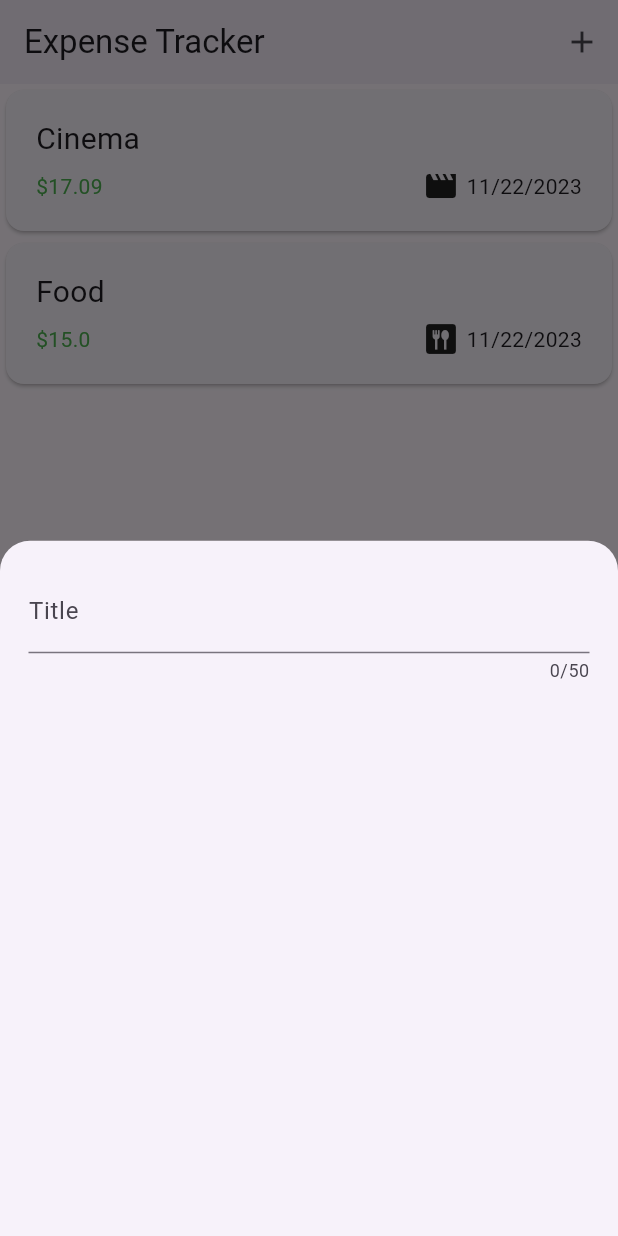
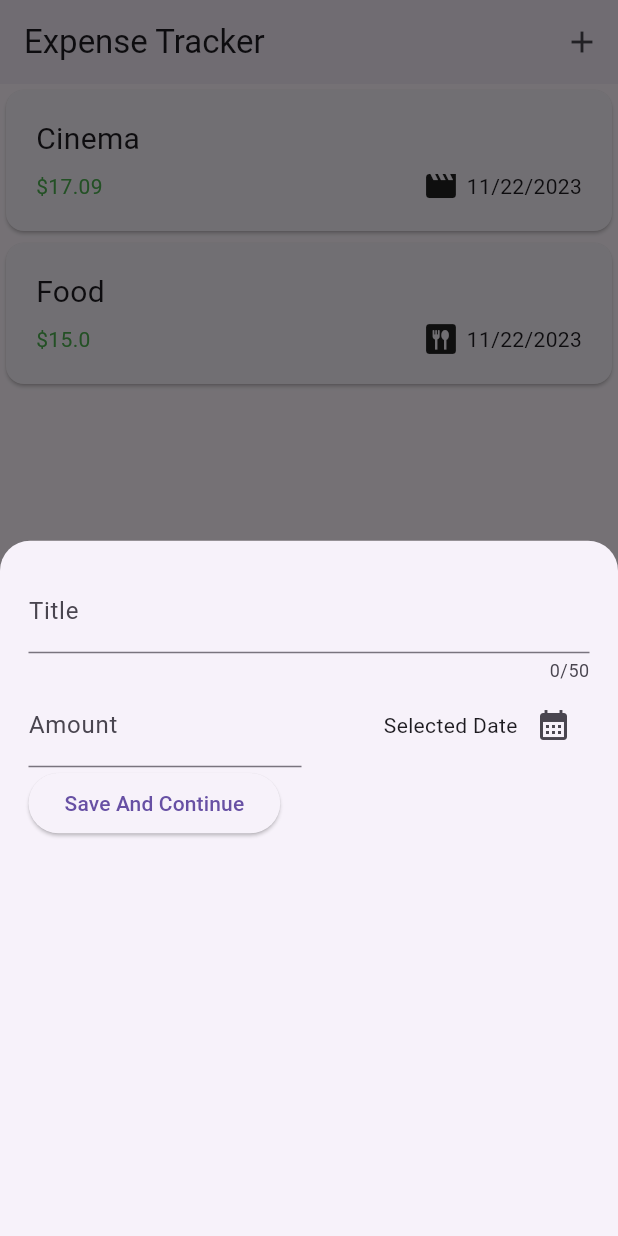
Before and after one commit to IllTushar/expense_tracker, a Flutter app: the screen it shows after launch, after a tap on the "add" icon, on a phone screen of 412 x 824 dp. Run offline on Flutter 3.47's test engine with Material 3 defaults, Android fonts, the phone set to English and light mode, and no system bars; our stand-ins replace google_fonts; Roboto replaces fonts that are missing (Abel).

Commit message:
23.11.23x1

```diff
--- a/lib/bottomSheet/bottomSheetDialog.dart
+++ b/lib/bottomSheet/bottomSheetDialog.dart
@@ -1,8 +1,29 @@
 import 'package:flutter/cupertino.dart';
 import 'package:flutter/material.dart';
 
-class BottomSheetDialog extends StatelessWidget {
+class BottomSheetDialog extends StatefulWidget {
   BottomSheetDialog();
+
+  @override
+  State<BottomSheetDialog> createState() => _BottomSheetDialogState();
+}
+
+class _BottomSheetDialogState extends State<BottomSheetDialog> {
+  final _newText = TextEditingController();
+  final _amount = TextEditingController();
+
+  void _datePicker() {
+    final now = DateTime.now();
+    final firstDate = DateTime(now.year-1,now.month,now.day);
+    showDatePicker(context: context,initialDate: now, firstDate: firstDate, lastDate: now);
+  }
+
+  @override
+  void dispose() {
+    // TODO: implement dispose
+    _newText.dispose();
+    super.dispose();
+  }
 
   @override
   Widget build(BuildContext context) {
@@ -13,9 +34,42 @@ class BottomSheetDialog extends StatelessWidget {
         crossAxisAlignment: CrossAxisAlignment.start,
         children: [
           TextField(
+            controller: _newText,
             maxLength: 50,
-            decoration: const InputDecoration(label: Text("Title")),
-          )
+            decoration: InputDecoration(label: Text("Title")),
+          ),
+          Row(
+            children: [
+              Expanded(
+                child: TextField(
+                  controller: _amount,
+                  keyboardType: TextInputType.number,
+                  decoration: InputDecoration(
+                      prefix: Text('\$'), label: Text("Amount")),
+                ),
+              ),
+              SizedBox(
+                width: 10,
+              ),
+              Expanded(
+                child: Row(
+                  mainAxisAlignment: MainAxisAlignment.end,
+                  crossAxisAlignment: CrossAxisAlignment.center,
+                  children: [
+                    Text("Selected Date"),
+                    IconButton(
+                        onPressed: _datePicker,
+                        icon: Icon(Icons.calendar_month)),
+                  ],
+                ),
+              ),
+            ],
+          ),
+          ElevatedButton(
+              onPressed: () {
+                print(_newText.text);
+              },
+              child: const Text("Save And Continue"))
         ],
       ),
     );
--- a/lib/expense_list.dart
+++ b/lib/expense_list.dart
@@ -28,7 +28,6 @@ class ExpenseList extends StatelessWidget {
                         Icon(categoryIcons[expense[index].category]),
                         const SizedBox(width: 5.0),
                         Text(expense[index].formattedDate)
-
                       ],
                     ),
                   ],
```
Also changed, not shown: pubspec.lock.
